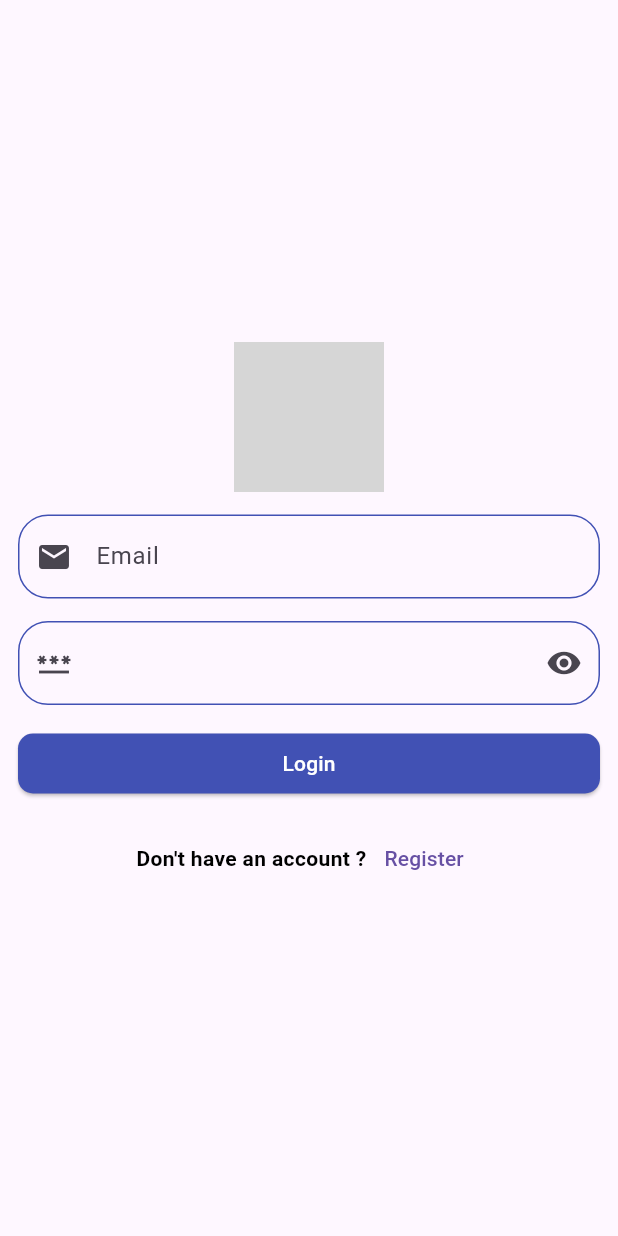
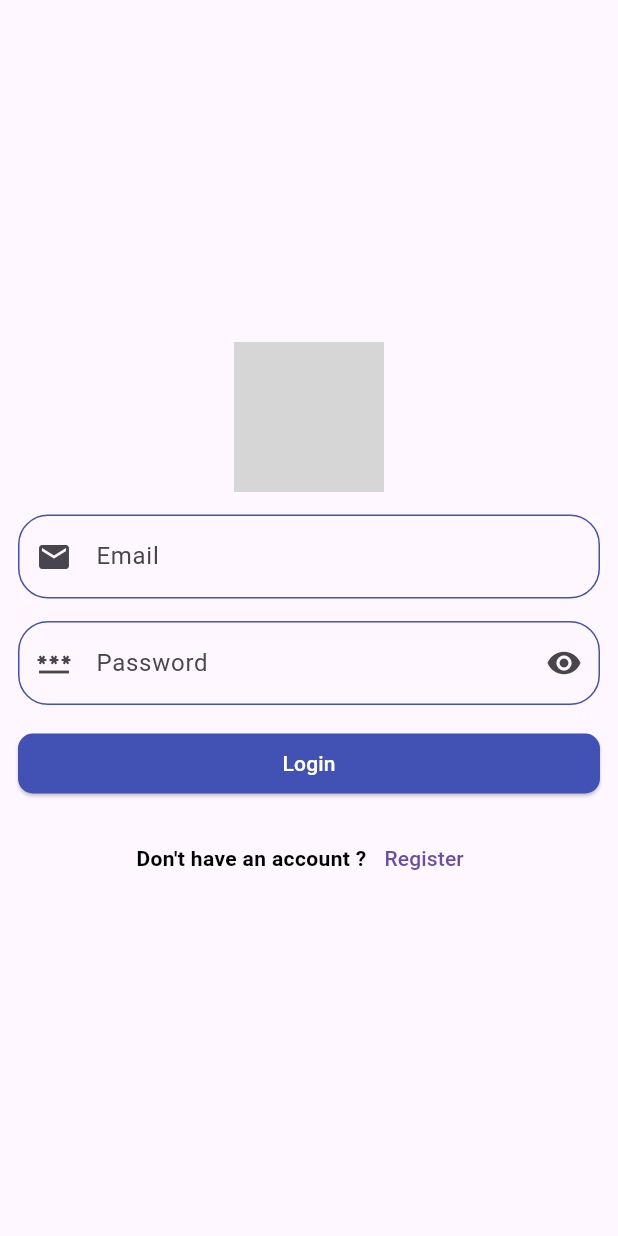
Before and after one commit to Mohammad-Abu-Saa/Chat_App, a Flutter app: the screen it shows after launch, after a tap on "Login", on a phone screen of 412 x 824 dp. Run offline on Flutter 3.47's test engine with Material 3 defaults, Android fonts, the phone set to English and light mode, and no system bars; network calls fail; grey boxes are pictures that could not be loaded.

Commit message:
label text for password in login page

```diff
--- a/lib/pages/login_screen.dart
+++ b/lib/pages/login_screen.dart
@@ -23,7 +23,7 @@ class _LoginScreenState extends State<LoginScreen> {
       body: Center(
         child: Padding(
           padding: const EdgeInsets.all(12.0),
-          child: SingleChildScrollView(
+            child: SingleChildScrollView(
             child: Form(
               key: formKey,
               child: Column(
@@ -75,6 +75,7 @@ class _LoginScreenState extends State<LoginScreen> {
                           },
                           icon: Icon(Icons.remove_red_eye_rounded),
                         ),
+                        labelText: "Password",
                         enabledBorder: OutlineInputBorder(
                             borderRadius: BorderRadius.circular(20),
                             borderSide: BorderSide(
```
